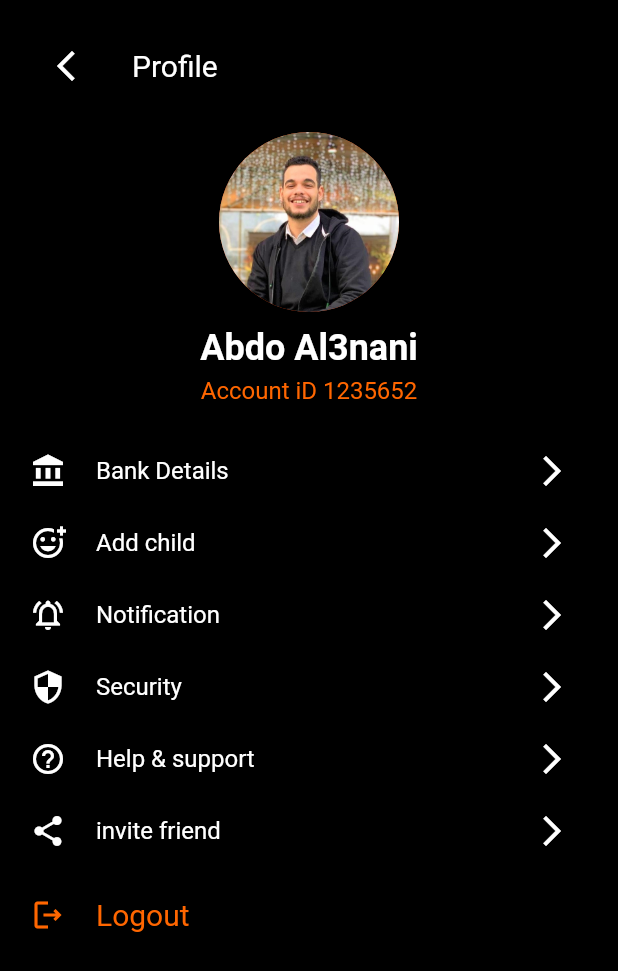
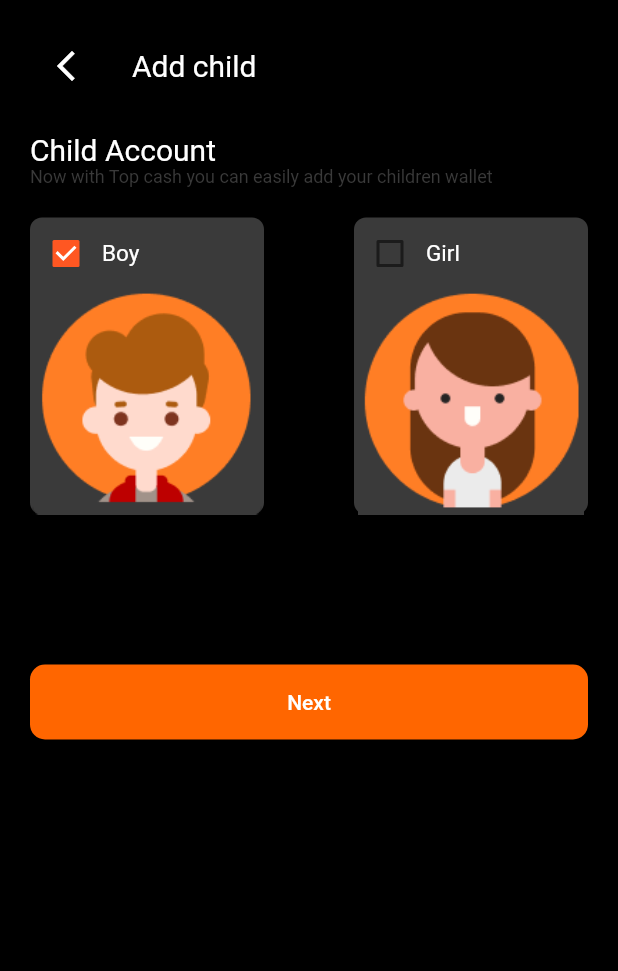
Before and after one commit to mahmoudmohamedsh/smart-wallet, a Flutter app: the ProfileView screen opened directly, after a tap on the "arrow forward ios" icon, on a phone screen of 412 x 824 dp. Shown: the top 971 px of the screen. Run offline on Flutter 3.47's test engine with Material 2 defaults, Android fonts, the phone set to English and light mode, and no system bars; our stand-ins replace dio, get, pin_code_fields, syncfusion_flutter_charts; missing offline and left inert: d_chart; network calls fail.

Commit message:
new commit

```diff
--- a/flutter/lib/constant/constant.dart
+++ b/flutter/lib/constant/constant.dart
@@ -6,5 +6,4 @@ const forthColor = Color.fromRGBO(237, 237, 237, 1);
 const hintFormColor = Color.fromRGBO(144, 144, 144, 1);
 
 
-
-const  url = 'http://192.168.1.102:8080';
+//const  url = 'http://192.168.1.102:8080';
--- a/flutter/lib/main.dart
+++ b/flutter/lib/main.dart
@@ -1,5 +1,6 @@
 import 'package:flutter/material.dart';
 import 'package:get/get_navigation/src/root/get_material_app.dart';
+import 'package:orange_project/view/auth/add_child_view.dart';
 import 'package:orange_project/view/auth/login_screen.dart';
 import 'package:orange_project/view/auth/otp_screen.dart';
 import 'package:orange_project/view/profile_view.dart';
--- a/flutter/lib/resources/app_urls.dart
+++ b/flutter/lib/resources/app_urls.dart
@@ -3,5 +3,4 @@ class AppUrl{
   static var signInUrl = baseUrl + "/auth/signin";
   static var signupUrl = baseUrl + "/auth/signup";
   static var signupVerify = baseUrl + "/auth/signupVerify";
-
 }
--- /dev/null
+++ b/flutter/lib/view/auth/add_child_view.dart
@@ -0,0 +1,129 @@
+import 'package:flutter/material.dart';
+import 'package:orange_project/constant/constant.dart';
+import 'package:orange_project/widget/custom_button.dart';
+
+import '../../widget/custom_icon_button.dart';
+import '../../widget/custom_text.dart';
+import '../layout_view.dart';
+
+class AddChildView extends StatefulWidget {
+  const AddChildView({Key? key}) : super(key: key);
+
+  @override
+  State<AddChildView> createState() => _AddChildViewState();
+}
+
+class _AddChildViewState extends State<AddChildView> {
+  @override
+  Widget build(BuildContext context) {
+    return Scaffold(
+      backgroundColor: Colors.black,
+      body: Padding(
+        padding: const EdgeInsets.all(20.0),
+        child: SingleChildScrollView(
+          child: Column(
+            crossAxisAlignment: CrossAxisAlignment.start,
+            children: [
+
+              //back button and title
+              Row(
+                children: [
+                  CustomIconButton(
+                      icon: Icons.arrow_back_ios_new_outlined,
+                      screen: LayoutView()
+                  ),
+                  const SizedBox(
+                    width: 20,
+                  ),
+                  CustomText(title: 'Add child', fontSize: 20,),
+                ],
+              ),
+              const SizedBox(
+                height: 20,
+              ),
+
+
+              // child account
+
+              CustomText(title: 'Child Account', fontSize: 20),
+              CustomText(title: 'Now with Top cash you can easily add your children wallet', fontSize: 12,color: thirdColor,),
+
+              const SizedBox(
+                height: 20,
+              ),
+
+              //choose gender
+
+              Row(
+                mainAxisAlignment: MainAxisAlignment.spaceBetween,
+                children: [
+                  Container(
+                    width: 156,
+                    height: 198,
+                    decoration: BoxDecoration(
+                      color: thirdColor,
+                      borderRadius: BorderRadius.circular(8)
+                    ),
+
+                    child: Column(
+                      children: [
+                        Row(
+                          children: [
+                            Checkbox(value: true, onChanged: (value){}),
+                            CustomText(title: 'Boy', fontSize: 15)
+                          ],
+                        ),
+                        Expanded(child: Image.asset(
+                            'assets/images/boy1.png'
+                        ),),
+
+
+                      ],
+                    ),
+                  ),
+                  Container(
+                    width: 156,
+                    height: 198,
+                    decoration: BoxDecoration(
+                        color: thirdColor,
+                        borderRadius: BorderRadius.circular(8)
+                    ),
+
+                    child: Column(
+                      children: [
+                        Row(
+                          children: [
+                            Checkbox(value: false, onChanged: (value){}),
+                            CustomText(title: 'Girl', fontSize: 15)
+                          ],
+                        ),
+                        Expanded(child: Image.asset(
+                            'assets/images/girl1.png'
+                        ),),
+
+
+                      ],
+                    ),
+                  ),
+                ],
+              ),
+              const SizedBox(
+                height: 100,
+              ),
+              CustomButton(title: 'Next'),
+
+
+
+            ],
+
+
+
+
+
+
+          ),
+        ),
+      ),
+    );
+  }
+}
--- a/flutter/lib/view/auth/otp_screen.dart
+++ b/flutter/lib/view/auth/otp_screen.dart
@@ -4,6 +4,7 @@ import 'package:get/get_core/src/get_main.dart';
 import 'package:get/get_navigation/get_navigation.dart';
 import 'package:orange_project/constant/constant.dart';
 import 'package:orange_project/view/auth/register_screen.dart';
+import 'package:orange_project/view/home_view.dart';
 import 'package:pin_code_fields/pin_code_fields.dart';
 import '../../view_model/auth_view_model.dart';
 import '../../widget/custom_button.dart';
@@ -292,6 +293,8 @@ class OtpScreen extends StatelessWidget {
 
               //confirm button
 
+
+              //confirm button
               const SizedBox(
                 height: 94,
               ),
@@ -307,7 +310,7 @@ class OtpScreen extends StatelessWidget {
                     if(response != null){
                       //print('wadyyyyy');
                       print(response.toString());
-                      Get.to(LoginScreen());
+                      Get.to(HomeScreen());
                     }
                     else{
                       print('invaled otp information');
--- a/flutter/lib/view/bill_view.dart
+++ b/flutter/lib/view/bill_view.dart
@@ -49,7 +49,7 @@ class BillView extends StatelessWidget {
                       CustomText(title: '$title Bill', fontSize: 20,),
                     ],
                   ),
-                  SizedBox(
+                  const SizedBox(
                     height: 20,
                   ),
                   // chart
@@ -128,7 +128,7 @@ class BillView extends StatelessWidget {
 
                   //fields
 
-                  SizedBox(
+                  const SizedBox(
                     height: 20,
                   ),
                   Column(
--- a/flutter/lib/view/home_view.dart
+++ b/flutter/lib/view/home_view.dart
@@ -4,6 +4,7 @@ import 'package:get/get_core/src/get_main.dart';
 import 'package:get/get_navigation/get_navigation.dart';
 import 'package:orange_project/view/bill_view.dart';
 import '../constant/constant.dart';
+import '../view_model/user_view_model.dart';
 import '../widget/custom_item_list.dart';
 import '../widget/custom_recent_transaction.dart';
 import '../widget/custom_text.dart';
@@ -371,8 +372,6 @@ class _HomeScreenState extends State<HomeScreen> {
                 ],
               ),
 
-
-
             ],
           ),
         ),
--- a/flutter/lib/view/profile_view.dart
+++ b/flutter/lib/view/profile_view.dart
@@ -1,9 +1,12 @@
 import 'package:flutter/material.dart';
+import 'package:get/get_core/src/get_main.dart';
+import 'package:get/get_navigation/get_navigation.dart';
 import 'package:orange_project/constant/constant.dart';
 
 import '../widget/custom_icon_button.dart';
 import '../widget/custom_option_profile.dart';
 import '../widget/custom_text.dart';
+import 'auth/add_child_view.dart';
 import 'layout_view.dart';
 class ProfileView extends StatefulWidget {
   const ProfileView({Key? key}) : super(key: key);
@@ -41,8 +44,8 @@ class _ProfileViewState extends State<ProfileView> {
                 height: 20,
               ),
 
+
               // image and name and id
-
               Center(
                 child: Column(
                   children: [
@@ -75,11 +78,15 @@ class _ProfileViewState extends State<ProfileView> {
 
               ),
                   CustomOptionProfile(
+                    function: (){
+                      Get.to(AddChildView());
+                    },
                   title: 'Add child',
                     icon: Icons.add_reaction_outlined,
 
                   ),
                   CustomOptionProfile(
+
                     title: 'Notification',
                     icon: Icons.notifications_active_outlined,
 
--- a/flutter/lib/widget/custom_option_profile.dart
+++ b/flutter/lib/widget/custom_option_profile.dart
@@ -4,11 +4,13 @@ import 'custom_text.dart';
 class CustomOptionProfile extends StatelessWidget {
   final String title;
   final IconData icon;
+  var function;
 
 
-  const CustomOptionProfile({
+   CustomOptionProfile({
     required this.title,
     required this.icon,
+    this.function
   });
 
 
@@ -22,7 +24,7 @@ class CustomOptionProfile extends StatelessWidget {
         ),
         CustomText(title: title, fontSize: 16),
         Spacer(),
-        IconButton(onPressed: (){}, icon: Icon(Icons.arrow_forward_ios,color: Colors.white,)),
+        IconButton(onPressed: function, icon: Icon(Icons.arrow_forward_ios,color: Colors.white,)),
 
       ],
     );
```
Also changed, not shown: flutter/lib/view/auth/login_screen.dart (+21 -0 lines), flutter/lib/view/auth/register_screen.dart (+35 -7 lines), flutter/lib/view/notificatiom_view.dart (+10 -6 lines), flutter/lib/view_model/user_view_model.dart (added, +29 -0 lines), flutter/lib/widget/custom_form_field.dart (+9 -4 lines), flutter/assets/images/boy1.png (added), flutter/assets/images/girl1.png (added).
